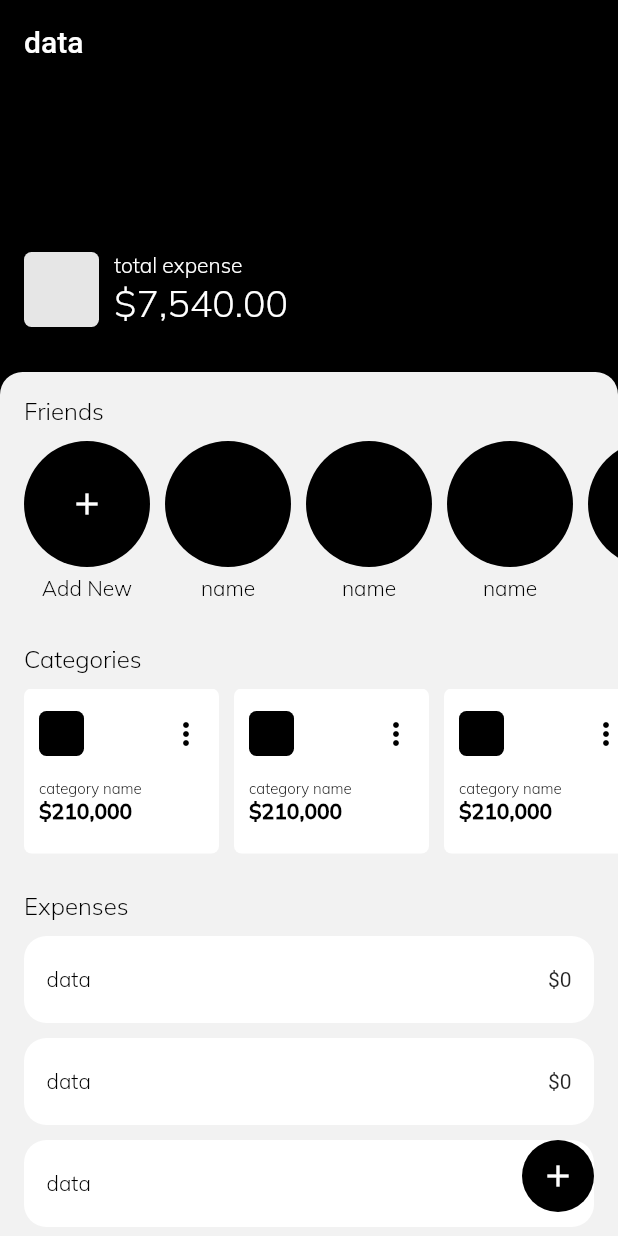
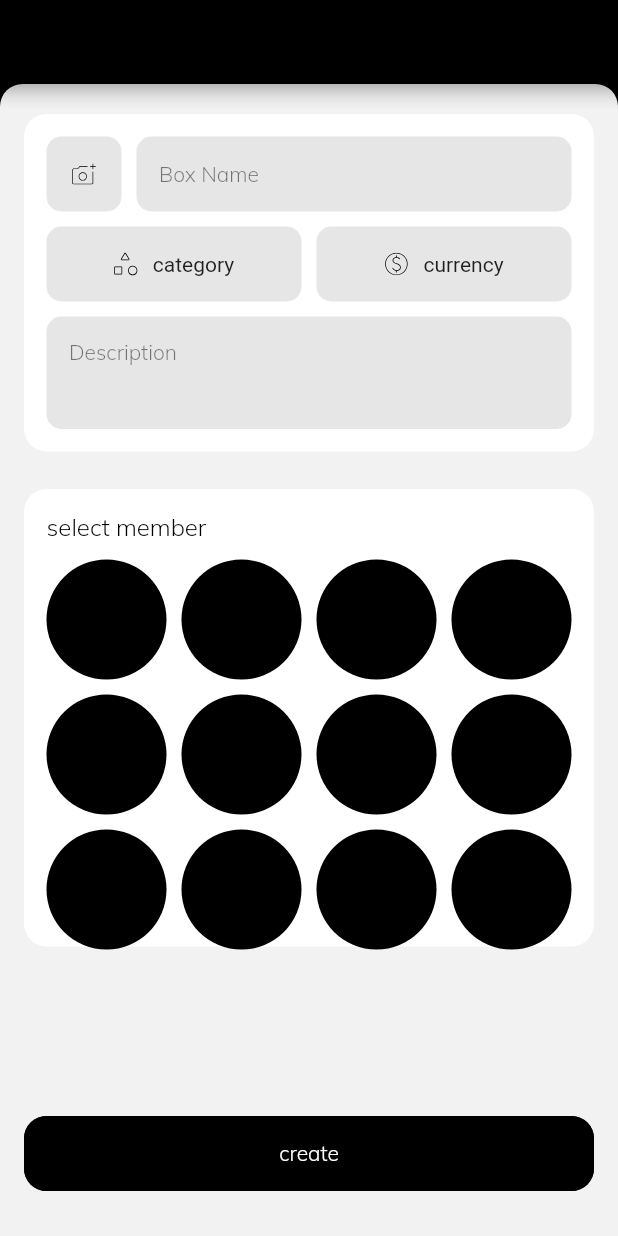
Before and after one commit to aliazimoshan/dongi, a Flutter app: the screen it shows after launch, on a phone screen of 412 x 824 dp. Run offline on Flutter 3.47's test engine with Material 2 defaults, Android fonts, the light colour scheme and no system bars; our stand-ins replace flutter_svg, hooks_riverpod.

Commit message:
3, complete create box wireFrame | change alignment in custom text field widget | add condition in friend widget

```diff
--- a/lib/app/box/create_box/create_box_page.dart
+++ b/lib/app/box/create_box/create_box_page.dart
@@ -0,0 +1,40 @@
+import 'package:flutter/material.dart';
+import 'package:hooks_riverpod/hooks_riverpod.dart';
+
+import '../../../constants/color_config.dart';
+import 'create_box_widget.dart';
+
+class CreateBoxPage extends ConsumerWidget with CreateBoxWidget {
+  const CreateBoxPage({super.key});
+
+  @override
+  Widget build(BuildContext context, WidgetRef ref) {
+    return Scaffold(
+      backgroundColor: ColorConfig.primarySwatch,
+      appBar: AppBar(),
+      body: Column(
+        children: [
+          Expanded(
+            child: Container(
+              decoration: BoxDecoration(
+                color: ColorConfig.background,
+                borderRadius: const BorderRadius.only(
+                  topLeft: Radius.circular(15),
+                  topRight: Radius.circular(15),
+                ),
+              ),
+              child: Column(
+                children: [
+                  boxInfoCard(context),
+                  selectFriendsCard(context),
+                  const Spacer(),
+                  createButton(),
+                ],
+              ),
+            ),
+          ),
+        ],
+      ),
+    );
+  }
+}
--- /dev/null
+++ b/lib/app/box/create_box/create_box_widget.dart
@@ -0,0 +1,152 @@
+import 'package:flutter/material.dart';
+import 'package:flutter_svg/svg.dart';
+
+import '../../../constants/color_config.dart';
+import '../../../constants/font_config.dart';
+import '../../../constants/size_config.dart';
+import '../../../widgets/button/button.dart';
+import '../../../widgets/friends/friends_widget.dart';
+import '../../../widgets/text_field/custom_text_field.dart';
+
+class CreateBoxWidget {
+  /// * ----- box info card
+  boxInfoCard(BuildContext ctx) => Container(
+        margin: const EdgeInsets.fromLTRB(16, 20, 16, 0),
+        padding: const EdgeInsets.all(15),
+        width: SizeConfig.width(ctx),
+        decoration: BoxDecoration(
+          color: ColorConfig.pureWhite,
+          borderRadius: BorderRadius.circular(15),
+        ),
+        child: Column(
+          crossAxisAlignment: CrossAxisAlignment.start,
+          children: [
+            Row(
+              children: [
+                _addPhotoButton(),
+                const SizedBox(width: 10),
+                Expanded(child: CustomTextField(hintText: 'Box Name')),
+              ],
+            ),
+            const SizedBox(height: 10),
+            Row(
+              children: [
+                _selectOptionButton(
+                  onTap: () {},
+                  icon: 'assets/svg/category_icon.svg',
+                  title: 'category',
+                ),
+                const SizedBox(width: 10),
+                _selectOptionButton(
+                  onTap: () {},
+                  icon: 'assets/svg/currency_icon.svg',
+                  title: 'currency',
+                ),
+              ],
+            ),
+            const SizedBox(height: 10),
+            CustomTextField(
+              height: 75,
+              alignment: Alignment.topLeft,
+              hintText: 'Description',
+            ),
+          ],
+        ),
+      );
+
+  /// * ----- select friends card
+  selectFriendsCard(BuildContext ctx) => Container(
+        margin: const EdgeInsets.fromLTRB(16, 25, 16, 0),
+        padding: const EdgeInsets.fromLTRB(15, 15, 15, 0),
+        width: SizeConfig.width(ctx),
+        decoration: BoxDecoration(
+          color: ColorConfig.pureWhite,
+          borderRadius: BorderRadius.circular(15),
+        ),
+        child: Column(
+          crossAxisAlignment: CrossAxisAlignment.start,
+          children: [
+            Text(
+              'select member',
+              style: FontConfig.body1(),
+            ),
+            const SizedBox(height: 10),
+            GridView.builder(
+              shrinkWrap: true,
+              physics: const NeverScrollableScrollPhysics(),
+              itemCount: 12,
+              gridDelegate: const SliverGridDelegateWithFixedCrossAxisCount(
+                crossAxisCount: 4,
+                crossAxisSpacing: 10,
+                mainAxisSpacing: 10,
+                // childAspectRatio: ,
+              ),
+              itemBuilder: (ctx, i) => FriendsWidget(
+                onTap: () {},
+
+                title: '',
+              ),
+            ),
+          ],
+        ),
+      );
+
+  /// * ----- submit button
+  createButton() => Padding(
+        padding: const EdgeInsets.fromLTRB(16, 0, 16, 30),
+        child: ButtonWidget(
+          onPressed: () {},
+          title: 'create',
+        ),
+      );
+
+  /// * ----- select option button
+  _selectOptionButton({
+    required Function onTap,
+    required String icon,
+    required String title,
+  }) =>
+      Expanded(
+        child: InkWell(
+          onTap: () {
+            onTap();
+          },
+          child: Container(
+            height: 50,
+            decoration: BoxDecoration(
+              color: ColorConfig.baseGrey,
+              borderRadius: BorderRadius.circular(10),
+            ),
+            child: Row(
+              mainAxisAlignment: MainAxisAlignment.center,
+              children: [
+                SvgPicture.asset(icon),
+                const SizedBox(width: 10),
+                Text(title),
+              ],
+            ),
+          ),
+        ),
+      );
+
+  /// * ----- add photo button
+  _addPhotoButton() {
+    return InkWell(
+      onTap: () {},
+      child: Container(
+        width: 50,
+        height: 50,
+        decoration: BoxDecoration(
+          color: ColorConfig.baseGrey,
+          borderRadius: BorderRadius.circular(10),
+        ),
+        child: Center(
+          child: SvgPicture.asset(
+            'assets/svg/add_photo_icon.svg',
+            height: 14,
+          ),
+        ),
+      ),
+    );
+  }
+}
--- a/lib/main.dart
+++ b/lib/main.dart
@@ -1,3 +1,4 @@
+import 'package:dongi/app/box/create_box/create_box_page.dart';
 import 'package:flutter/material.dart';
 import 'package:hooks_riverpod/hooks_riverpod.dart';
 
@@ -25,7 +26,7 @@ class MyApp extends ConsumerWidget {
         scaffoldBackgroundColor: ColorConfig.background,
       ),
       debugShowCheckedModeBanner: false,
-      home: BoxReviewPage(),
+      home: CreateBoxPage(),
     );
   }
 }
--- a/lib/widgets/friends/friends_widget.dart
+++ b/lib/widgets/friends/friends_widget.dart
@@ -26,10 +26,15 @@ class FriendsWidget extends Column {
             child: child,
           ),
         ),
-        const SizedBox(height: 5),
-        Text(
-          title,
-          style: FontConfig.body2(),
-        ),
+        if (title != '' || title.isNotEmpty)
+          Column(
+            children: [
+              const SizedBox(height: 5),
+              Text(
+                title,
+                style: FontConfig.body2(),
+              ),
+            ],
+          ),
       ];
 }
--- a/lib/widgets/text_field/custom_text_field.dart
+++ b/lib/widgets/text_field/custom_text_field.dart
@@ -1,13 +1,15 @@
-import 'package:dongi/constants/color_config.dart';
-import 'package:dongi/constants/font_config.dart';
 import 'package:flutter/material.dart';
+
+import '../../constants/color_config.dart';
+import '../../constants/font_config.dart';
 
 class CustomTextField extends Container {
   final String hintText;
   CustomTextField({
     super.height = 50,
+    super.alignment = Alignment.centerLeft,
+    required this.hintText,
     super.key,
-    required this.hintText,
   });
 
   @override
@@ -20,14 +22,12 @@ class CustomTextField extends Container {
       );
 
   @override
-  Widget? get child => Center(
-        child: TextField(
-          decoration: InputDecoration(
-            border: InputBorder.none,
-            hintText: hintText,
-            hintStyle: FontConfig.body2().copyWith(
-              color: ColorConfig.primarySwatch.withOpacity(0.5),
-            ),
+  Widget? get child => TextField(
+        decoration: InputDecoration(
+          border: InputBorder.none,
+          hintText: hintText,
+          hintStyle: FontConfig.body2().copyWith(
+            color: ColorConfig.primarySwatch.withOpacity(0.5),
           ),
         ),
       );
```
Also changed, not shown: assets/svg/add_photo_icon.svg (added), assets/svg/category_icon.svg (added), assets/svg/currency_icon.svg (added).
